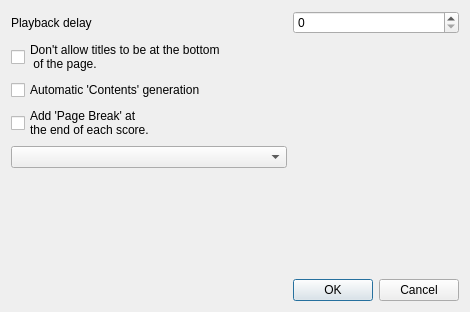
SKefalidis/MuseScore, file mscore/albummanagerdialog.ui: the form before one commit.
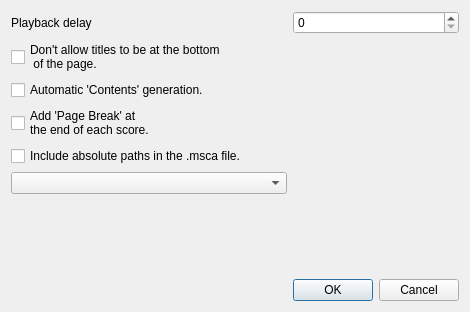
The form after the commit.

Commit message: added option to include absolute score path

Diff of the .ui file:
```diff
--- a/mscore/albummanagerdialog.ui
+++ b/mscore/albummanagerdialog.ui
@@ -16,6 +16,13 @@
   <layout class="QVBoxLayout" name="verticalLayout">
    <item>
     <layout class="QGridLayout" name="gridLayout">
+     <item row="3" column="0">
+      <widget class="QCheckBox" name="checkContentsGeneration">
+       <property name="text">
+        <string>Automatic 'Contents' generation.</string>
+       </property>
+      </widget>
+     </item>
      <item row="1" column="0">
       <widget class="QLabel" name="label">
        <property name="text">
@@ -39,7 +46,7 @@
        </property>
       </widget>
      </item>
-     <item row="5" column="0">
+     <item row="6" column="0">
       <widget class="QComboBox" name="albumViewModeCombo"/>
      </item>
      <item row="1" column="1">
@@ -49,7 +56,7 @@
        </property>
       </widget>
      </item>
-     <item row="6" column="0">
+     <item row="7" column="0">
       <spacer name="verticalSpacer">
        <property name="orientation">
         <enum>Qt::Vertical</enum>
@@ -70,13 +77,6 @@
        </property>
       </widget>
      </item>
-     <item row="3" column="0">
-      <widget class="QCheckBox" name="checkContentsGeneration">
-       <property name="text">
-        <string>Automatic 'Contents' generation</string>
-       </property>
-      </widget>
-     </item>
      <item row="2" column="0">
       <widget class="QCheckBox" name="checkTitleLayout">
        <property name="sizePolicy">
@@ -91,6 +91,16 @@
        </property>
       </widget>
      </item>
+     <item row="5" column="0">
+      <widget class="QCheckBox" name="checkAbsolutePathsEnabled">
+       <property name="toolTip">
+        <string>&lt;html&gt;&lt;head/&gt;&lt;body&gt;&lt;p&gt;Allows you to move your .msca file without moving your score files but includes personal information in the .msca file.&lt;/p&gt;&lt;/body&gt;&lt;/html&gt;</string>
+       </property>
+       <property name="text">
+        <string>Include absolute paths in the .msca file.</string>
+       </property>
+      </widget>
+     </item>
     </layout>
    </item>
   </layout>
```
Left out of the diff: 2 changed lines with no effect on the pictures. The commit also changes 4 other files.
